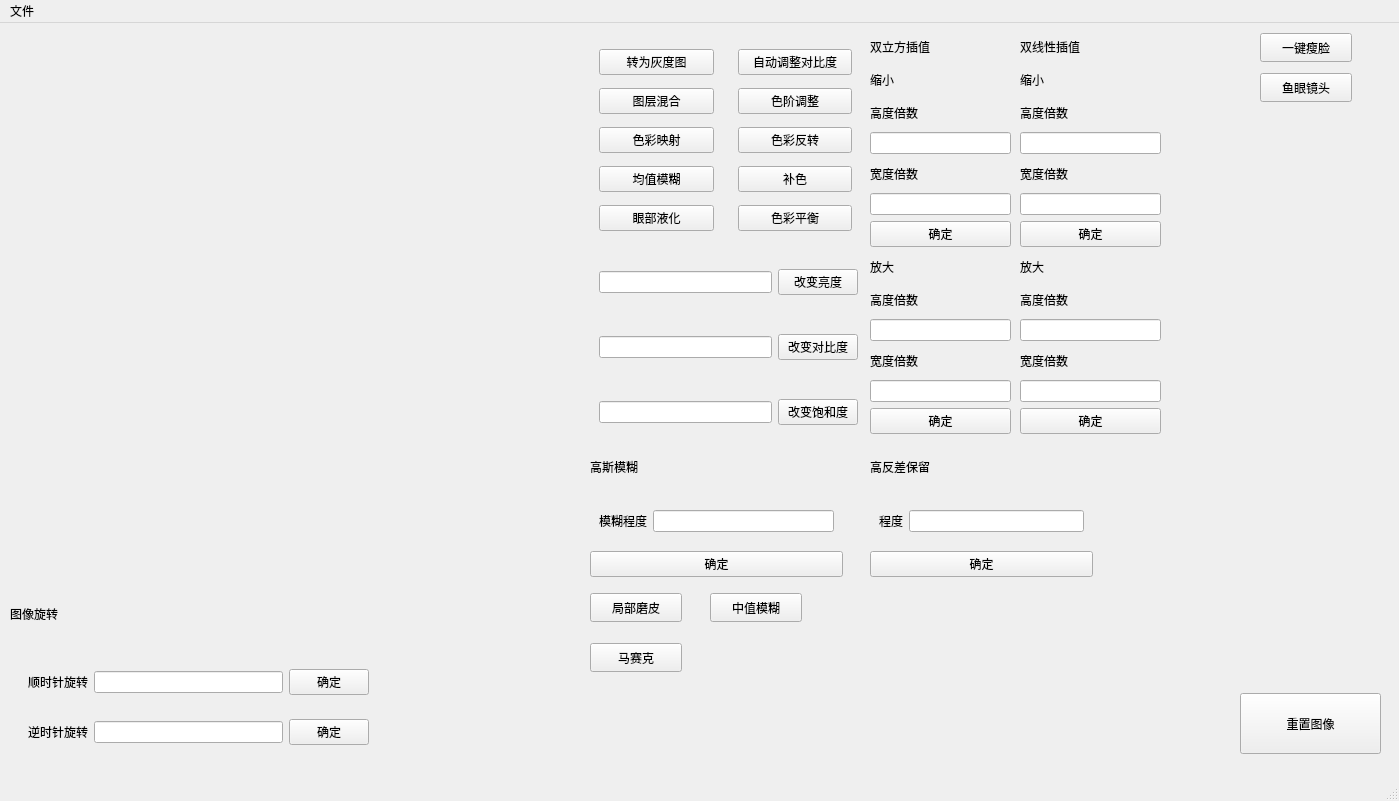
Obj4ct/ImageWithUI, file ImageWithUI/mainwindow.ui: the form before one commit.
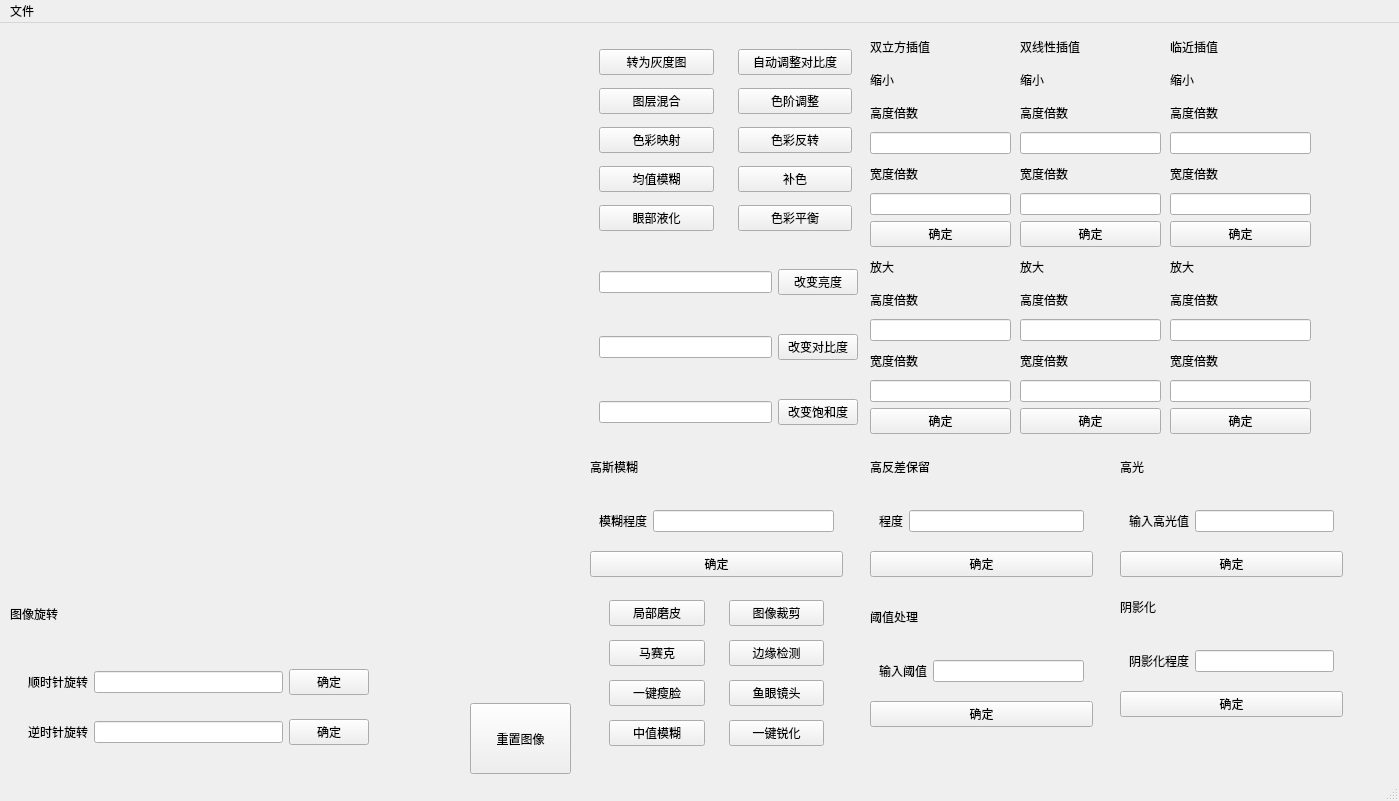
The form after the commit.

Commit message:
第一阶段开发完成 bugs:插值功能--放大图像有大概率程序会奔溃 色阶调整还没有完成 图像裁剪会出现问题 图像旋转会有问题
add:所有效果应用于同一张图像
并且还需添加保存图片的功能

Patch:
```diff
--- a/ImageWithUI/mainwindow.ui
+++ b/ImageWithUI/mainwindow.ui
@@ -45,7 +45,7 @@
       <x>580</x>
       <y>0</y>
       <width>801</width>
-      <height>731</height>
+      <height>751</height>
      </rect>
     </property>
     <widget class="QWidget" name="widget_2" native="true">
@@ -135,19 +135,6 @@
       </item>
      </layout>
     </widget>
-    <widget class="QPushButton" name="btn_resetAll">
-     <property name="geometry">
-      <rect>
-       <x>660</x>
-       <y>670</y>
-       <width>141</width>
-       <height>61</height>
-      </rect>
-     </property>
-     <property name="text">
-      <string>重置图像</string>
-     </property>
-    </widget>
     <widget class="QWidget" name="widget_3" native="true">
      <property name="geometry">
       <rect>
@@ -235,32 +222,6 @@
       </item>
      </layout>
     </widget>
-    <widget class="QPushButton" name="btn_face">
-     <property name="geometry">
-      <rect>
-       <x>680</x>
-       <y>10</y>
-       <width>92</width>
-       <height>29</height>
-      </rect>
-     </property>
-     <property name="text">
-      <string>一键瘦脸</string>
-     </property>
-    </widget>
-    <widget class="QPushButton" name="btn_fish_eye">
-     <property name="geometry">
-      <rect>
-       <x>680</x>
-       <y>50</y>
-       <width>92</width>
-       <height>29</height>
-      </rect>
-     </property>
-     <property name="text">
-      <string>鱼眼镜头</string>
-     </property>
-    </widget>
     <widget class="QWidget" name="widget_7" native="true">
      <property name="geometry">
       <rect>
@@ -503,44 +464,298 @@
       </item>
      </layout>
     </widget>
-    <widget class="QPushButton" name="btn_mask">
+    <widget class="QWidget" name="widget_19" native="true">
      <property name="geometry">
       <rect>
-       <x>10</x>
-       <y>570</y>
-       <width>92</width>
-       <height>29</height>
+       <x>590</x>
+       <y>10</y>
+       <width>141</width>
+       <height>401</height>
       </rect>
      </property>
-     <property name="text">
-      <string>局部磨皮</string>
+     <layout class="QVBoxLayout" name="verticalLayout_10">
+      <item>
+       <widget class="QLabel" name="label_22">
+        <property name="text">
+         <string>临近插值</string>
+        </property>
+       </widget>
+      </item>
+      <item>
+       <widget class="QLabel" name="label_23">
+        <property name="text">
+         <string>缩小</string>
+        </property>
+       </widget>
+      </item>
+      <item>
+       <widget class="QLabel" name="label_24">
+        <property name="text">
+         <string>高度倍数</string>
+        </property>
+       </widget>
+      </item>
+      <item>
+       <widget class="QLineEdit" name="lineEdit_small_nearest_height"/>
+      </item>
+      <item>
+       <widget class="QLabel" name="label_25">
+        <property name="text">
+         <string>宽度倍数</string>
+        </property>
+       </widget>
+      </item>
+      <item>
+       <widget class="QLineEdit" name="lineEdit_small_nearest_width"/>
+      </item>
+      <item>
+       <widget class="QPushButton" name="btn_small_nearest">
+        <property name="text">
+         <string>确定</string>
+        </property>
+       </widget>
+      </item>
+      <item>
+       <widget class="QLabel" name="label_26">
+        <property name="text">
+         <string>放大</string>
+        </property>
+       </widget>
+      </item>
+      <item>
+       <widget class="QLabel" name="label_27">
+        <property name="text">
+         <string>高度倍数</string>
+        </property>
+       </widget>
+      </item>
+      <item>
+       <widget class="QLineEdit" name="lineEdit_large_nearest_heightt"/>
+      </item>
+      <item>
+       <widget class="QLabel" name="label_28">
+        <property name="text">
+         <string>宽度倍数</string>
+        </property>
+       </widget>
+      </item>
+      <item>
+       <widget class="QLineEdit" name="lineEdit_large_nearest_width"/>
+      </item>
+      <item>
+       <widget class="QPushButton" name="btn_large_nearest">
+        <property name="text">
+         <string>确定</string>
+        </property>
+       </widget>
+      </item>
+     </layout>
+    </widget>
+    <widget class="QWidget" name="widget_20" native="true">
+     <property name="geometry">
+      <rect>
+       <x>540</x>
+       <y>560</y>
+       <width>223</width>
+       <height>134</height>
+      </rect>
      </property>
+     <layout class="QVBoxLayout" name="verticalLayout_11">
+      <item>
+       <widget class="QLabel" name="label_29">
+        <property name="text">
+         <string>阴影化</string>
+        </property>
+       </widget>
+      </item>
+      <item>
+       <widget class="QWidget" name="widget_21" native="true">
+        <layout class="QHBoxLayout" name="horizontalLayout_9">
+         <item>
+          <widget class="QLabel" name="label_30">
+           <property name="text">
+            <string>阴影化程度</string>
+           </property>
+          </widget>
+         </item>
+         <item>
+          <widget class="QLineEdit" name="lineEdit_shadow"/>
+         </item>
+        </layout>
+       </widget>
+      </item>
+      <item>
+       <widget class="QPushButton" name="btn_shadow_ok">
+        <property name="text">
+         <string>确定</string>
+        </property>
+       </widget>
+      </item>
+     </layout>
     </widget>
-    <widget class="QPushButton" name="btn_medianBlur">
+    <widget class="QWidget" name="widget_22" native="true">
      <property name="geometry">
       <rect>
-       <x>130</x>
+       <x>540</x>
+       <y>420</y>
+       <width>223</width>
+       <height>134</height>
+      </rect>
+     </property>
+     <layout class="QVBoxLayout" name="verticalLayout_12">
+      <item>
+       <widget class="QLabel" name="label_31">
+        <property name="text">
+         <string>高光</string>
+        </property>
+       </widget>
+      </item>
+      <item>
+       <widget class="QWidget" name="widget_23" native="true">
+        <layout class="QHBoxLayout" name="horizontalLayout_10">
+         <item>
+          <widget class="QLabel" name="label_32">
+           <property name="text">
+            <string>输入高光值</string>
+           </property>
+          </widget>
+         </item>
+         <item>
+          <widget class="QLineEdit" name="lineEdit_highlight"/>
+         </item>
+        </layout>
+       </widget>
+      </item>
+      <item>
+       <widget class="QPushButton" name="btn_highlight_ok">
+        <property name="text">
+         <string>确定</string>
+        </property>
+       </widget>
+      </item>
+     </layout>
+    </widget>
+    <widget class="QWidget" name="widget_24" native="true">
+     <property name="geometry">
+      <rect>
+       <x>290</x>
        <y>570</y>
-       <width>92</width>
-       <height>29</height>
+       <width>223</width>
+       <height>134</height>
       </rect>
      </property>
-     <property name="text">
-      <string>中值模糊</string>
-     </property>
+     <layout class="QVBoxLayout" name="verticalLayout_13">
+      <item>
+       <widget class="QLabel" name="label_33">
+        <property name="text">
+         <string>阈值处理</string>
+        </property>
+       </widget>
+      </item>
+      <item>
+       <widget class="QWidget" name="widget_25" native="true">
+        <layout class="QHBoxLayout" name="horizontalLayout_11">
+         <item>
+          <widget class="QLabel" name="label_34">
+           <property name="text">
+            <string>输入阈值</string>
+           </property>
+          </widget>
+         </item>
+         <item>
+          <widget class="QLineEdit" name="lineEdit_threshold"/>
+         </item>
+        </layout>
+       </widget>
+      </item>
+      <item>
+       <widget class="QPushButton" name="btn_threshold_ok">
+        <property name="text">
+         <string>确定</string>
+        </property>
+       </widget>
+      </item>
+     </layout>
     </widget>
-    <widget class="QPushButton" name="btn_mosaic">
+    <widget class="QWidget" name="widget_28" native="true">
      <property name="geometry">
       <rect>
-       <x>10</x>
-       <y>620</y>
-       <width>92</width>
-       <height>29</height>
+       <x>20</x>
+       <y>560</y>
+       <width>233</width>
+       <height>181</height>
       </rect>
      </property>
-     <property name="text">
-      <string>马赛克</string>
-     </property>
+     <layout class="QHBoxLayout" name="horizontalLayout_12">
+      <item>
+       <widget class="QWidget" name="widget_26" native="true">
+        <layout class="QVBoxLayout" name="verticalLayout_14">
+         <item>
+          <widget class="QPushButton" name="btn_mask">
+           <property name="text">
+            <string>局部磨皮</string>
+           </property>
+          </widget>
+         </item>
+         <item>
+          <widget class="QPushButton" name="btn_mosaic">
+           <property name="text">
+            <string>马赛克</string>
+           </property>
+          </widget>
+         </item>
+         <item>
+          <widget class="QPushButton" name="btn_face">
+           <property name="text">
+            <string>一键瘦脸</string>
+           </property>
+          </widget>
+         </item>
+         <item>
+          <widget class="QPushButton" name="btn_medianBlur">
+           <property name="text">
+            <string>中值模糊</string>
+           </property>
+          </widget>
+         </item>
+        </layout>
+       </widget>
+      </item>
+      <item>
+       <widget class="QWidget" name="widget_27" native="true">
+        <layout class="QVBoxLayout" name="verticalLayout_15">
+         <item>
+          <widget class="QPushButton" name="btn_tailor">
+           <property name="text">
+            <string>图像裁剪</string>
+           </property>
+          </widget>
+         </item>
+         <item>
+          <widget class="QPushButton" name="btn_tensor">
+           <property name="text">
+            <string>边缘检测</string>
+           </property>
+          </widget>
+         </item>
+         <item>
+          <widget class="QPushButton" name="btn_fish_eye">
+           <property name="text">
+            <string>鱼眼镜头</string>
+           </property>
+          </widget>
+         </item>
+         <item>
+          <widget class="QPushButton" name="btn_sharpen">
+           <property name="text">
+            <string>一键锐化</string>
+           </property>
+          </widget>
+         </item>
+        </layout>
+       </widget>
+      </item>
+     </layout>
     </widget>
    </widget>
    <widget class="QWidget" name="widget_add" native="true">
@@ -548,8 +763,8 @@
      <rect>
       <x>10</x>
       <y>560</y>
-      <width>551</width>
-      <height>171</height>
+      <width>561</width>
+      <height>191</height>
      </rect>
     </property>
     <widget class="QWidget" name="widget_15" native="true">
@@ -623,6 +838,19 @@
       </item>
      </layout>
     </widget>
+    <widget class="QPushButton" name="btn_resetAll">
+     <property name="geometry">
+      <rect>
+       <x>460</x>
+       <y>120</y>
+       <width>101</width>
+       <height>71</height>
+      </rect>
+     </property>
+     <property name="text">
+      <string>重置图像</string>
+     </property>
+    </widget>
    </widget>
   </widget>
   <widget class="QMenuBar" name="menubar">
```
The commit also changes 10 other files.
